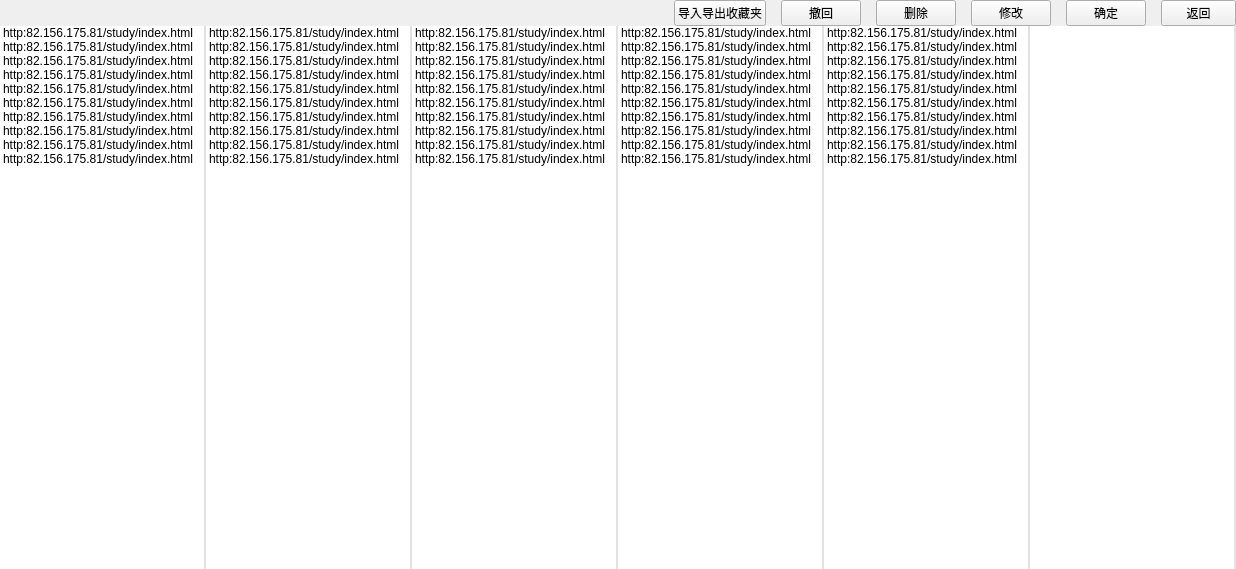
Qt form VideoPlayer/browser/CollectRecords.ui (huizhang556/pc-video-player) before a commit.
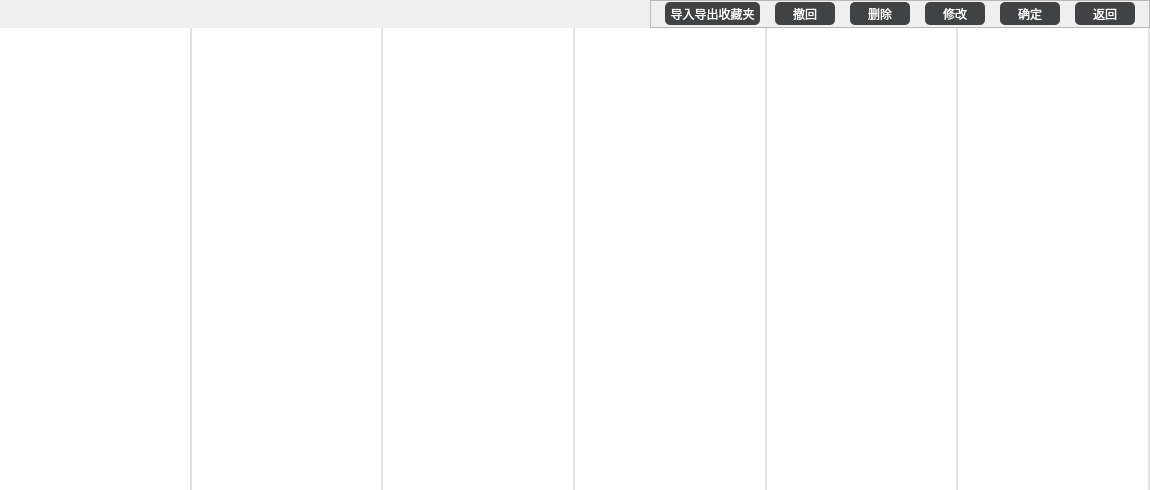
The same form after that commit.

The edit to the form file:
```diff
--- a/VideoPlayer/browser/CollectRecords.ui
+++ b/VideoPlayer/browser/CollectRecords.ui
@@ -6,8 +6,8 @@
    <rect>
     <x>0</x>
     <y>0</y>
-    <width>1236</width>
-    <height>569</height>
+    <width>1150</width>
+    <height>490</height>
    </rect>
   </property>
   <property name="windowTitle">
@@ -62,13 +62,80 @@
         </spacer>
        </item>
        <item>
+        <widget class="QFrame" name="frame">
+         <property name="minimumSize">
+          <size>
+           <width>500</width>
+           <height>28</height>
+          </size>
+         </property>
+         <property name="maximumSize">
+          <size>
+           <width>500</width>
+           <height>28</height>
+          </size>
+         </property>
+         <property name="frameShape">
+          <enum>QFrame::StyledPanel</enum>
+         </property>
+         <property name="frameShadow">
+          <enum>QFrame::Raised</enum>
+         </property>
+         <layout class="QHBoxLayout" name="horizontalLayout_4">
+          <property name="spacing">
+           <number>0</number>
+          </property>
+          <property name="leftMargin">
+           <number>0</number>
+          </property>
+          <property name="topMargin">
+           <number>0</number>
+          </property>
+          <property name="rightMargin">
+           <number>0</number>
+          </property>
+          <property name="bottomMargin">
+           <number>0</number>
+          </property>
+          <item>
+           <layout class="QHBoxLayout" name="horizontalLayout">
+            <property name="spacing">
+             <number>15</number>
+            </property>
+            <property name="topMargin">
+             <number>0</number>
+            </property>
+            <property name="bottomMargin">
+             <number>0</number>
+            </property>
+            <item>
         <widget class="QPushButton" name="pushButton_export">
          <property name="minimumSize">
           <size>
-           <width>0</width>
-           <height>26</height>
-          </size>
-         </property>
+                <width>95</width>
+                <height>23</height>
+               </size>
+              </property>
+              <property name="maximumSize">
+               <size>
+                <width>95</width>
+                <height>23</height>
+               </size>
+              </property>
+              <property name="styleSheet">
+               <string notr="true">#pushButton_export
+{
+border-radius:5px;
+background-color: #404244;
+color:white;
+}
+#pushButton_export:hover
+{
+border-radius:5px;
+background-color: #262829;
+color:white;
+}</string>
+              </property>
          <property name="text">
           <string>导入导出收藏夹</string>
          </property>
@@ -78,10 +145,30 @@
         <widget class="QPushButton" name="pushButton_undo">
          <property name="minimumSize">
           <size>
-           <width>0</width>
-           <height>26</height>
-          </size>
-         </property>
+                <width>60</width>
+                <height>23</height>
+               </size>
+              </property>
+              <property name="maximumSize">
+               <size>
+                <width>60</width>
+                <height>23</height>
+               </size>
+              </property>
+              <property name="styleSheet">
+               <string notr="true">#pushButton_undo
+{
+border-radius:5px;
+background-color: #404244;
+color:white;
+}
+#pushButton_undo:hover
+{
+border-radius:5px;
+background-color: #262829;
+color:white;
+}</string>
+              </property>
          <property name="text">
           <string>撤回</string>
          </property>
@@ -91,10 +178,30 @@
         <widget class="QPushButton" name="pushButton_delete">
          <property name="minimumSize">
           <size>
-           <width>0</width>
-           <height>26</height>
-          </size>
-         </property>
+                <width>60</width>
+                <height>23</height>
+               </size>
+              </property>
+              <property name="maximumSize">
+               <size>
+                <width>60</width>
+                <height>23</height>
+               </size>
+              </property>
+              <property name="styleSheet">
+               <string notr="true">#pushButton_delete
+{
+border-radius:5px;
+background-color: #404244;
+color:white;
+}
+#pushButton_delete:hover
+{
+border-radius:5px;
+background-color: #262829;
+color:white;
+}</string>
+              </property>
          <property name="text">
           <string>删除</string>
          </property>
@@ -104,10 +211,30 @@
         <widget class="QPushButton" name="pushButton_change">
          <property name="minimumSize">
           <size>
-           <width>0</width>
-           <height>26</height>
-          </size>
-         </property>
+                <width>60</width>
+                <height>23</height>
+               </size>
+              </property>
+              <property name="maximumSize">
+               <size>
+                <width>60</width>
+                <height>23</height>
+               </size>
+              </property>
+              <property name="styleSheet">
+               <string notr="true">#pushButton_change
+{
+border-radius:5px;
+background-color: #404244;
+color:white;
+}
+#pushButton_change:hover
+{
+border-radius:5px;
+background-color: #262829;
+color:white;
+}</string>
+              </property>
          <property name="text">
           <string>修改</string>
          </property>
@@ -117,10 +244,30 @@
         <widget class="QPushButton" name="pushButton_sure">
          <property name="minimumSize">
           <size>
-           <width>0</width>
-           <height>26</height>
-          </size>
-         </property>
+                <width>60</width>
+                <height>23</height>
+               </size>
+              </property>
+              <property name="maximumSize">
+               <size>
+                <width>60</width>
+                <height>23</height>
+               </size>
+              </property>
+              <property name="styleSheet">
+               <string notr="true">#pushButton_sure
+{
+border-radius:5px;
+background-color: #404244;
+color:white;
+}
+#pushButton_sure:hover
+{
+border-radius:5px;
+background-color: #262829;
+color:white;
+}</string>
+              </property>
          <property name="text">
           <string>确定</string>
          </property>
@@ -130,18 +277,29 @@
         <widget class="QPushButton" name="pushButton_return">
          <property name="minimumSize">
           <size>
-           <width>75</width>
-           <height>26</height>
+                <width>60</width>
+                <height>23</height>
           </size>
          </property>
          <property name="maximumSize">
           <size>
-           <width>75</width>
-           <height>26</height>
+                <width>60</width>
+                <height>23</height>
           </size>
          </property>
          <property name="styleSheet">
-          <string notr="true"/>
+               <string notr="true">#pushButton_return
+{
+border-radius:5px;
+background-color: #404244;
+color:white;
+}
+#pushButton_return:hover
+{
+border-radius:5px;
+background-color: #262829;
+color:white;
+}</string>
          </property>
          <property name="text">
           <string>返回</string>
@@ -150,6 +308,11 @@
        </item>
       </layout>
      </item>
+         </layout>
+        </widget>
+       </item>
+      </layout>
+     </item>
      <item>
       <layout class="QHBoxLayout" name="horizontalLayout_2">
        <property name="spacing">
@@ -164,56 +327,6 @@
 border-right-width:2px;
 }</string>
          </property>
-         <item>
-          <property name="text">
-           <string>http:82.156.175.81/study/index.html</string>
-          </property>
-         </item>
-         <item>
-          <property name="text">
-           <string>http:82.156.175.81/study/index.html</string>
-          </property>
-         </item>
-         <item>
-          <property name="text">
-           <string>http:82.156.175.81/study/index.html</string>
-          </property>
-         </item>
-         <item>
-          <property name="text">
-           <string>http:82.156.175.81/study/index.html</string>
-          </property>
-         </item>
-         <item>
-          <property name="text">
-           <string>http:82.156.175.81/study/index.html</string>
-          </property>
-         </item>
-         <item>
-          <property name="text">
-           <string>http:82.156.175.81/study/index.html</string>
-          </property>
-         </item>
-         <item>
-          <property name="text">
-           <string>http:82.156.175.81/study/index.html</string>
-          </property>
-         </item>
-         <item>
-          <property name="text">
-           <string>http:82.156.175.81/study/index.html</string>
-          </property>
-         </item>
-         <item>
-          <property name="text">
-           <string>http:82.156.175.81/study/index.html</string>
-          </property>
-         </item>
-         <item>
-          <property name="text">
-           <string>http:82.156.175.81/study/index.html</string>
-          </property>
-         </item>
         </widget>
        </item>
        <item>
@@ -225,56 +338,6 @@
 border-right-width:2px;
 }</string>
          </property>
-         <item>
-          <property name="text">
-           <string>http:82.156.175.81/study/index.html</string>
-          </property>
-         </item>
-         <item>
-          <property name="text">
-           <string>http:82.156.175.81/study/index.html</string>
-          </property>
-         </item>
-         <item>
-          <property name="text">
-           <string>http:82.156.175.81/study/index.html</string>
-          </property>
-         </item>
-         <item>
-          <property name="text">
-           <string>http:82.156.175.81/study/index.html</string>
-          </property>
-         </item>
-         <item>
-          <property name="text">
-           <string>http:82.156.175.81/study/index.html</string>
-          </property>
-         </item>
-         <item>
-          <property name="text">
-           <string>http:82.156.175.81/study/index.html</string>
-          </property>
-         </item>
-         <item>
-          <property name="text">
-           <string>http:82.156.175.81/study/index.html</string>
-          </property>
-         </item>
-         <item>
-          <property name="text">
-           <string>http:82.156.175.81/study/index.html</string>
-          </property>
-         </item>
-         <item>
-          <property name="text">
-           <string>http:82.156.175.81/study/index.html</string>
-          </property>
-         </item>
-         <item>
-          <property name="text">
-           <string>http:82.156.175.81/study/index.html</string>
-          </property>
-         </item>
         </widget>
        </item>
        <item>
@@ -286,56 +349,6 @@
 border-right-width:2px;
 }</string>
          </property>
-         <item>
-          <property name="text">
-           <string>http:82.156.175.81/study/index.html</string>
-          </property>
-         </item>
-         <item>
-          <property name="text">
-           <string>http:82.156.175.81/study/index.html</string>
-          </property>
-         </item>
-         <item>
-          <property name="text">
-           <string>http:82.156.175.81/study/index.html</string>
-          </property>
-         </item>
-         <item>
-          <property name="text">
-           <string>http:82.156.175.81/study/index.html</string>
-          </property>
-         </item>
-         <item>
-          <property name="text">
-           <string>http:82.156.175.81/study/index.html</string>
-          </property>
-         </item>
-         <item>
-          <property name="text">
-           <string>http:82.156.175.81/study/index.html</string>
-          </property>
-         </item>
-         <item>
-          <property name="text">
-           <string>http:82.156.175.81/study/index.html</string>
-          </property>
-         </item>
-         <item>
-          <property name="text">
-           <string>http:82.156.175.81/study/index.html</string>
-          </property>
-         </item>
-         <item>
-          <property name="text">
-           <string>http:82.156.175.81/study/index.html</string>
-          </property>
-         </item>
-         <item>
-          <property name="text">
-           <string>http:82.156.175.81/study/index.html</string>
-          </property>
-         </item>
         </widget>
        </item>
        <item>
@@ -347,56 +360,6 @@
 border-right-width:2px;
 }</string>
          </property>
-         <item>
-          <property name="text">
-           <string>http:82.156.175.81/study/index.html</string>
-          </property>
-         </item>
-         <item>
-          <property name="text">
-           <string>http:82.156.175.81/study/index.html</string>
-          </property>
-         </item>
-         <item>
-          <property name="text">
-           <string>http:82.156.175.81/study/index.html</string>
-          </property>
-         </item>
-         <item>
-          <property name="text">
-           <string>http:82.156.175.81/study/index.html</string>
-          </property>
-         </item>
-         <item>
-          <property name="text">
-           <string>http:82.156.175.81/study/index.html</string>
-          </property>
-         </item>
-         <item>
-          <property name="text">
-           <string>http:82.156.175.81/study/index.html</string>
-          </property>
-         </item>
-         <item>
-          <property name="text">
-           <string>http:82.156.175.81/study/index.html</string>
-          </property>
-         </item>
-         <item>
-          <property name="text">
-           <string>http:82.156.175.81/study/index.html</string>
-          </property>
-         </item>
-         <item>
-          <property name="text">
-           <string>http:82.156.175.81/study/index.html</string>
-          </property>
-         </item>
-         <item>
-          <property name="text">
-           <string>http:82.156.175.81/study/index.html</string>
-          </property>
-         </item>
         </widget>
        </item>
        <item>
@@ -408,56 +371,6 @@
 border-right-width:2px;
 }</string>
          </property>
-         <item>
-          <property name="text">
-           <string>http:82.156.175.81/study/index.html</string>
-          </property>
-         </item>
-         <item>
-          <property name="text">
-           <string>http:82.156.175.81/study/index.html</string>
-          </property>
-         </item>
-         <item>
-          <property name="text">
-           <string>http:82.156.175.81/study/index.html</string>
-          </property>
-         </item>
-         <item>
-          <property name="text">
-           <string>http:82.156.175.81/study/index.html</string>
-          </property>
-         </item>
-         <item>
-          <property name="text">
-           <string>http:82.156.175.81/study/index.html</string>
-          </property>
-         </item>
-         <item>
-          <property name="text">
-           <string>http:82.156.175.81/study/index.html</string>
-          </property>
-         </item>
-         <item>
-          <property name="text">
-           <string>http:82.156.175.81/study/index.html</string>
-          </property>
-         </item>
-         <item>
-          <property name="text">
-           <string>http:82.156.175.81/study/index.html</string>
-          </property>
-         </item>
-         <item>
-          <property name="text">
-           <string>http:82.156.175.81/study/index.html</string>
-          </property>
-         </item>
-         <item>
-          <property name="text">
-           <string>http:82.156.175.81/study/index.html</string>
-          </property>
-         </item>
         </widget>
        </item>
        <item>
```
Lines whose indentation alone changed are shown as unchanged.
